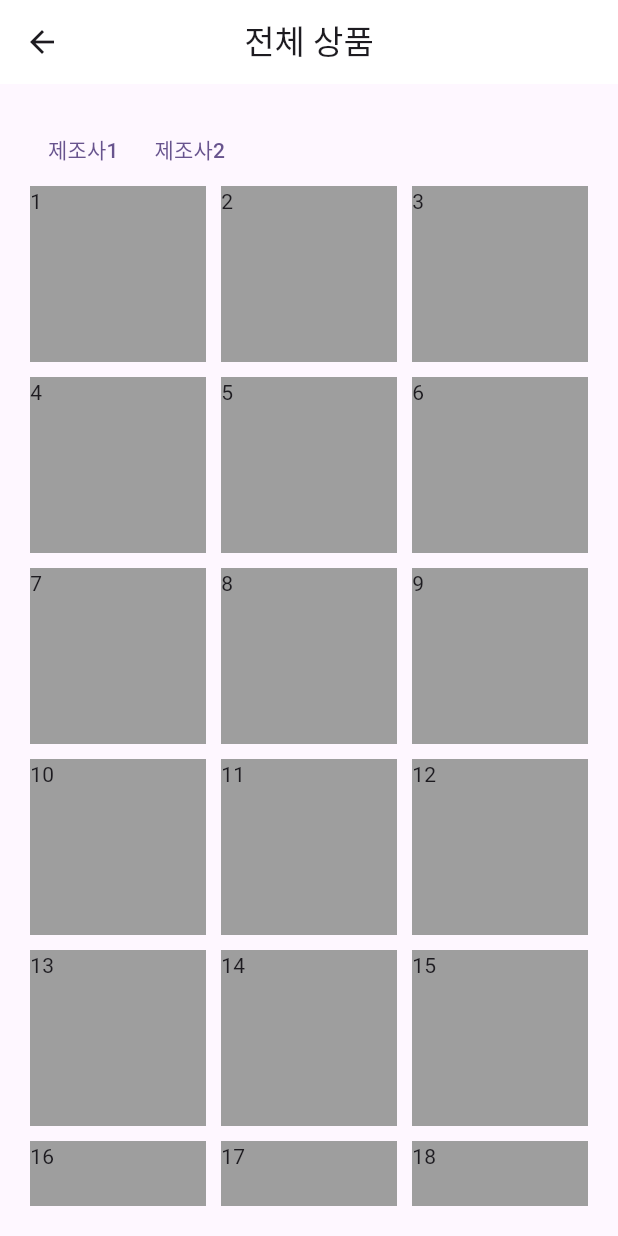
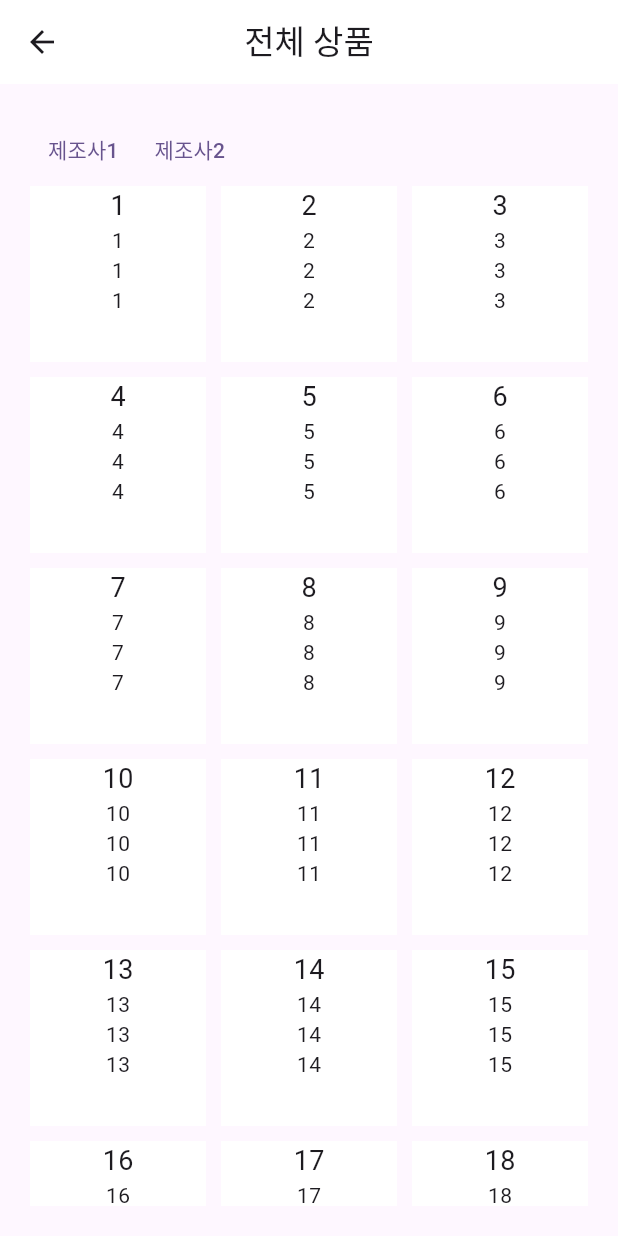
Before and after one commit to flutterteamproget/teamprogectfinal, a Flutter app: the PlpPage screen opened directly, on a phone screen of 412 x 824 dp. Run offline on Flutter 3.47's test engine with Material 3 defaults, Android fonts, the phone set to English and light mode, and no system bars; our stand-ins replace get, image_picker, sqflite; accounts and stored records are empty.

Commit message:
font_size 유틸 추가, plp 페이지 수정

```diff
--- /dev/null
+++ b/lib/util/font_size.dart
@@ -0,0 +1,3 @@
+class FontSize {
+  static double productTitle = 18;
+}
--- a/lib/view/plp_page.dart
+++ b/lib/view/plp_page.dart
@@ -1,5 +1,6 @@
 import 'package:flutter/material.dart';
 import 'package:get/get_connect/http/src/utils/utils.dart';
+import 'package:teamprogectfinal/util/font_size.dart';
 
 class PlpPage extends StatefulWidget {
   const PlpPage({super.key});
@@ -51,8 +52,26 @@ class _PlpPageState extends State<PlpPage> {
                   ),
                   itemBuilder: (context, index) {
                     return Container(
-                      color: Colors.grey,
-                      child: Text(list[index]),
+                      color: Colors.white,
+                      child: Column(
+                        children: [
+                          Text(
+                            style: TextStyle(
+                              fontSize: FontSize.productTitle
+                            ),
+                            list[index]
+                          ),
+                          Text(
+                            list[index]
+                          ),
+                          Text(
+                            list[index]
+                          ),
+                          Text(
+                            list[index]
+                          ),
+                        ],
+                      ),
                     );
                   },
                 ),
```
